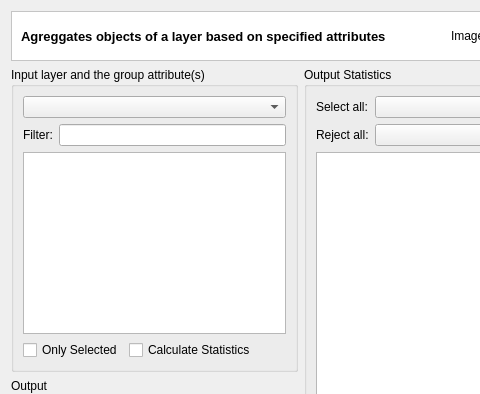
Qt form src/terralib/vp/qt/ui/AggregationDialogForm.ui (claudiobogossian/terralib5) before a commit; both pictures show x 0 to 480 and y 0 to 394 of the 584 by 557 pixel window.
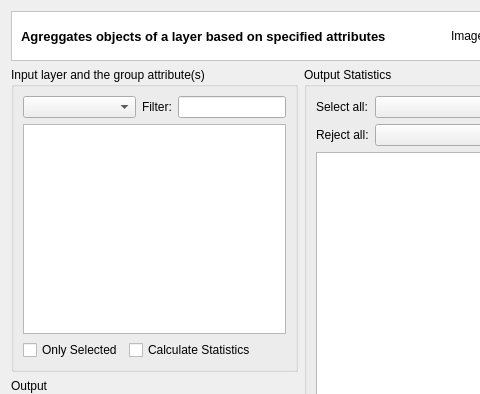
The same form after that commit. Custom widgets are drawn as their Qt base class.

Commit message: Alteração filtro tela Aggregarion e Buffer

```diff
--- a/src/terralib/vp/qt/ui/AggregationDialogForm.ui
+++ b/src/terralib/vp/qt/ui/AggregationDialogForm.ui
@@ -13,10 +13,10 @@
   <property name="windowTitle">
    <string>Aggregation Operation</string>
   </property>
+  <layout class="QGridLayout" name="gridLayout_16">
+   <item row="0" column="0">
   <layout class="QGridLayout" name="gridLayout_15">
    <item row="0" column="0">
-    <layout class="QGridLayout" name="gridLayout_14">
-     <item row="0" column="0">
       <widget class="QFrame" name="frame_2">
        <property name="styleSheet">
         <string notr="true">QWidget { background: white }</string>
@@ -74,21 +74,39 @@
       </widget>
      </item>
      <item row="1" column="0">
+      <layout class="QGridLayout" name="gridLayout_14">
+       <item row="0" column="0">
       <layout class="QGridLayout" name="gridLayout_13">
        <item row="0" column="0">
-        <layout class="QGridLayout" name="gridLayout_9">
-         <item row="0" column="0">
           <widget class="QGroupBox" name="groupBox">
            <property name="title">
             <string>Input layer and the group attribute(s)</string>
            </property>
-           <layout class="QGridLayout" name="gridLayout_4">
-            <item row="0" column="0">
              <layout class="QGridLayout" name="gridLayout_12">
-              <item row="1" column="0">
+            <item row="0" column="0">
+             <layout class="QGridLayout" name="gridLayout_9">
+              <item row="0" column="0">
+               <layout class="QGridLayout" name="gridLayout_4" columnstretch="1,0">
+                <item row="0" column="0">
                <widget class="QComboBox" name="m_layersComboBox"/>
               </item>
-              <item row="3" column="0">
+                <item row="0" column="1">
+                 <layout class="QGridLayout" name="gridLayout_5">
+                  <item row="0" column="2">
+                   <widget class="QLineEdit" name="m_filterLineEdit"/>
+                  </item>
+                  <item row="0" column="1">
+                   <widget class="QLabel" name="label_6">
+                    <property name="text">
+                     <string>Filter:</string>
+                    </property>
+                   </widget>
+                  </item>
+                 </layout>
+                </item>
+               </layout>
+              </item>
+              <item row="1" column="0">
                <widget class="QListWidget" name="m_propertieslistWidget">
                 <property name="selectionMode">
                  <enum>QAbstractItemView::MultiSelection</enum>
@@ -96,22 +114,6 @@
                </widget>
               </item>
               <item row="2" column="0">
-               <layout class="QGridLayout" name="gridLayout_5">
-                <item row="0" column="0">
-                 <widget class="QLabel" name="label_6">
-                  <property name="text">
-                   <string>Filter:</string>
-                  </property>
-                 </widget>
-                </item>
-                <item row="0" column="1">
-                 <widget class="QLineEdit" name="m_filterLineEdit"/>
-                </item>
-               </layout>
-              </item>
-             </layout>
-            </item>
-            <item row="1" column="0">
              <layout class="QGridLayout" name="gridLayout_10" columnstretch="0,0,1">
               <item row="0" column="2">
                <spacer name="horizontalSpacer_2">
@@ -142,6 +144,8 @@
                  <string>Only Selected</string>
                 </property>
                </widget>
+                </item>
+               </layout>
               </item>
              </layout>
             </item>
```
Lines whose indentation alone changed are shown as unchanged. The commit also changes 1 other file.
